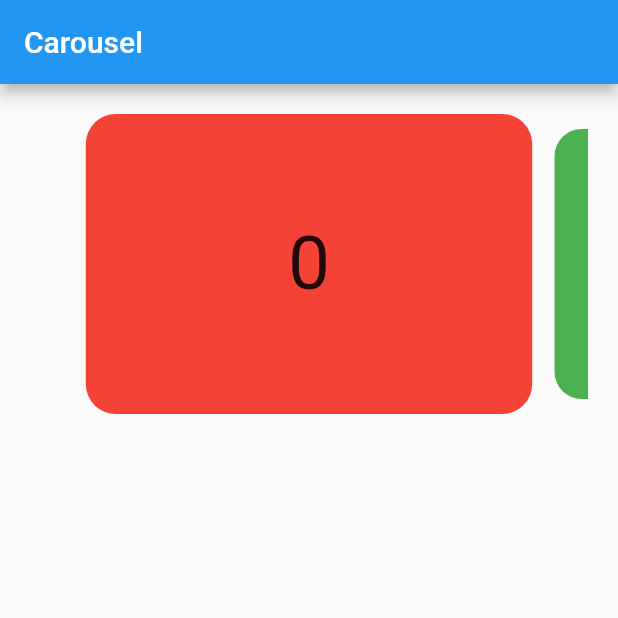
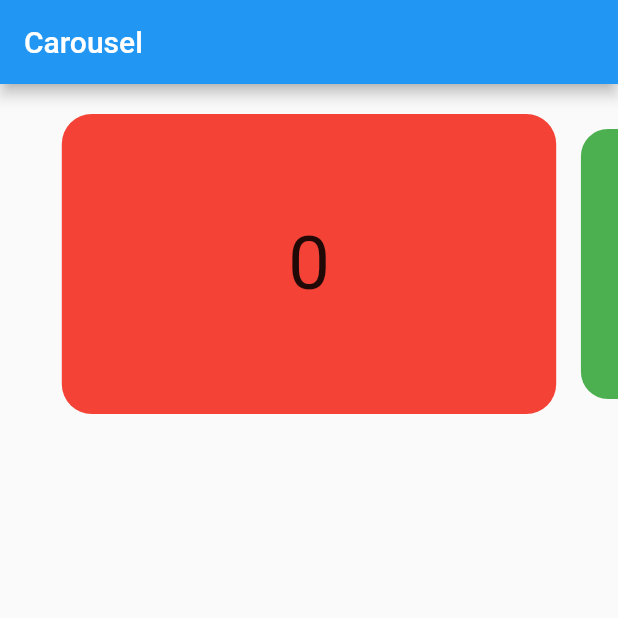
Before and after one commit to jianshangquan/flutter_carousel, a Flutter app: the screen it shows after launch, on a phone screen of 412 x 824 dp, the top half of it. Run offline on Flutter 3.47's test engine with Material 2 defaults, Android fonts, the phone set to English and light mode, and no system bars.

Commit message:
complete finished

```diff
--- /dev/null
+++ b/lib/Carousel/carousel.dart
@@ -0,0 +1,86 @@
+import 'package:flutter/material.dart';
+import 'package:flutter_carousel/Carousel/Transition/transition.dart';
+
+class CarouselView<T> extends StatefulWidget {
+
+  CarouselView._({
+    required this.itemCount,
+    required this.height,
+    required this.width,
+    required this.pageSnapping,
+    required this.viewportFraction,
+    required this.showDots,
+    this.onPageChanged,
+  });
+
+  CarouselView({
+    Key? key,
+    required this.itemCount,
+    this.height = double.infinity,
+    this.width = double.infinity,
+    this.viewportFraction = 1,
+    this.pageSnapping = false,
+    this.onPageChanged,
+    this.physics = const BouncingScrollPhysics(),
+    this.showDots = true,
+    required this.carouselTransitionStyle,
+  }) : super(key: key);
+
+  int itemCount;
+  double height;
+  double width;
+  double viewportFraction;
+  bool pageSnapping;
+  bool showDots;
+  ValueChanged<T>? onPageChanged;
+  CarouselTransitionStyle? carouselTransitionStyle;
+  ScrollPhysics? physics;
+
+  @override
+  _CarouselViewState<T> createState() => _CarouselViewState<T>();
+}
+
+class _CarouselViewState<T> extends State<CarouselView> {
+
+  late final PageController _pageController = PageController(viewportFraction: widget.viewportFraction);
+  double currentPageValue = 0;
+
+  @override
+  void initState() {
+    super.initState();
+    _pageController.addListener(() {
+      setState(() {
+        currentPageValue = _pageController.page ?? 0;
+        // print("");
+        // print("page is scrolling ${currentPageValue}");
+      });
+    });
+  }
+
+  @override
+  void dispose() {
+    super.dispose();
+    _pageController.dispose();
+  }
+
+  @override
+  Widget build(BuildContext context) {
+    return Column(
+      children: [
+        SizedBox(
+            width: widget.width,
+            height: widget.height,
+            child: PageView.builder(
+              controller: _pageController,
+              itemCount: widget.itemCount,
+              onPageChanged: widget.onPageChanged,
+              physics: widget.physics,
+              itemBuilder: (context, index){
+                return widget.carouselTransitionStyle!.build(context, index, currentPageValue);
+              },
+            )
+        ),
+      ],
+    );
+  }
+}
--- a/lib/carousel.dart
+++ /dev/null
@@ -1,92 +0,0 @@
-import 'package:flutter/material.dart';
-
-class CarouselView extends StatefulWidget {
-  CarouselView({
-    Key? key,
-    required this.items,
-    this.height = double.infinity,
-    this.width = double.infinity,
-    this.viewportFraction = 1,
-    this.maxScale = 1,
-    this.minScale = 0.9,
-  }) : super(key: key);
-
-  CarouselView.builder({
-    Key? key,
-    required this.itemCount,
-    this.height = double.infinity,
-    this.width = double.infinity,
-    this.viewportFraction = 1,
-    this.maxScale = 1,
-    this.minScale = 0.9,
-  }) : super(key: key);
-
-  int? itemCount;
-  double height;
-  double width;
-  double maxScale;
-  double minScale;
-  double viewportFraction;
-  List<Widget>? items;
-
-  @override
-  _CarouselViewState createState() => _CarouselViewState();
-}
-
-class _CarouselViewState extends State<CarouselView> {
-
-  late final PageController _pageController = PageController(viewportFraction: widget.viewportFraction);
-  double currentPageValue = 0;
-
-  @override
-  void initState() {
-    super.initState();
-    _pageController.addListener(() {
-      setState(() {
-        currentPageValue = _pageController.page ?? 0;
-        print("");
-        print("page is scrolling ${currentPageValue}");
-      });
-    });
-  }
-
-  @override
-  void dispose() {
-    super.dispose();
-    _pageController.dispose();
-  }
-
-  @override
-  Widget build(BuildContext context) {
-    return Column(
-      children: [
-        SizedBox(
-            width: widget.width,
-            height: widget.height,
-            child: PageView.builder(
-              controller: _pageController,
-              itemCount: widget.items?.length ?? 0,
-              physics: const BouncingScrollPhysics(),
-              itemBuilder: (context, index){
-                double scale = widget.maxScale;
-                double dx = index - currentPageValue;
-                if(dx > 0){
-                  scale =  (1 - (dx.abs() * widget.maxScale)) * widget.maxScale;
-                }else if(dx < 0){
-                  scale =  (1 - (dx.abs() * widget.maxScale)) * widget.maxScale;
-                }else{
-                  scale = widget.maxScale;
-                }
-                if(scale <= widget.minScale) scale = widget.minScale;
-                print("index $index, dx: $dx, scale: $scale");
-                return Transform.scale(
-                    scale: scale,
-                    child: widget.items![index]
-                );
-              },
-            )
-        ),
-      ],
-    );
-  }
-}
```
Also changed, not shown: lib/Carousel/Transition/card_transition.dart (added, +34 -0 lines), lib/Carousel/Transition/rotate_transition.dart (added, +14 -0 lines), lib/Carousel/Transition/transition.dart (added, +7 -0 lines), lib/main.dart (+26 -15 lines).
